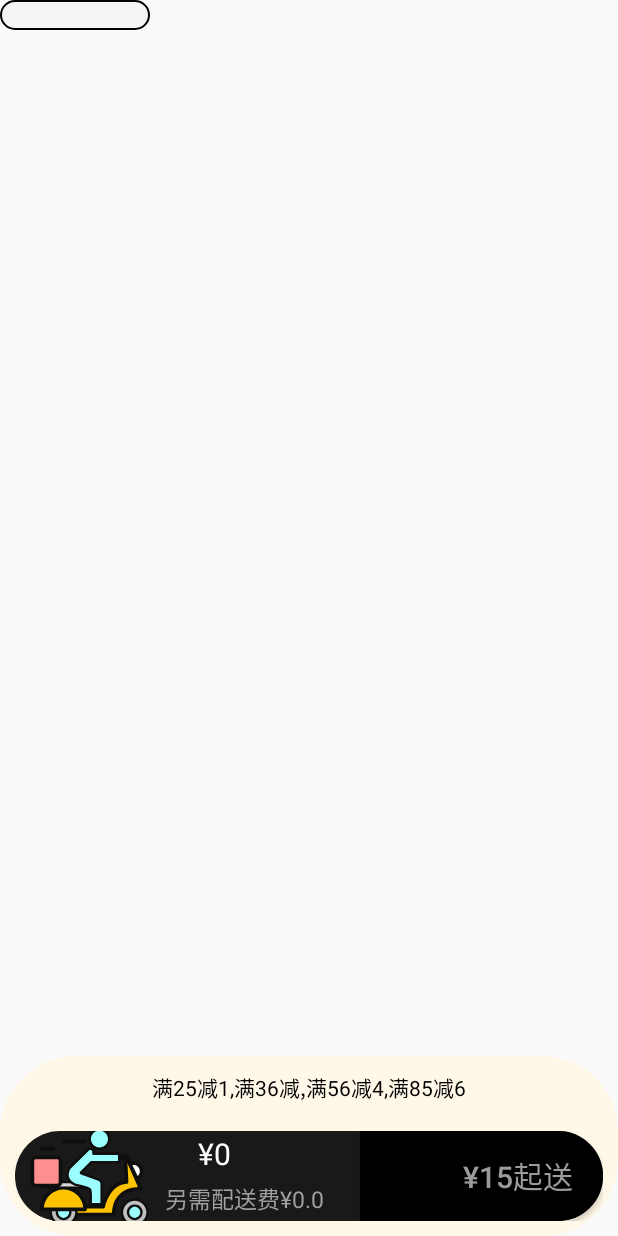
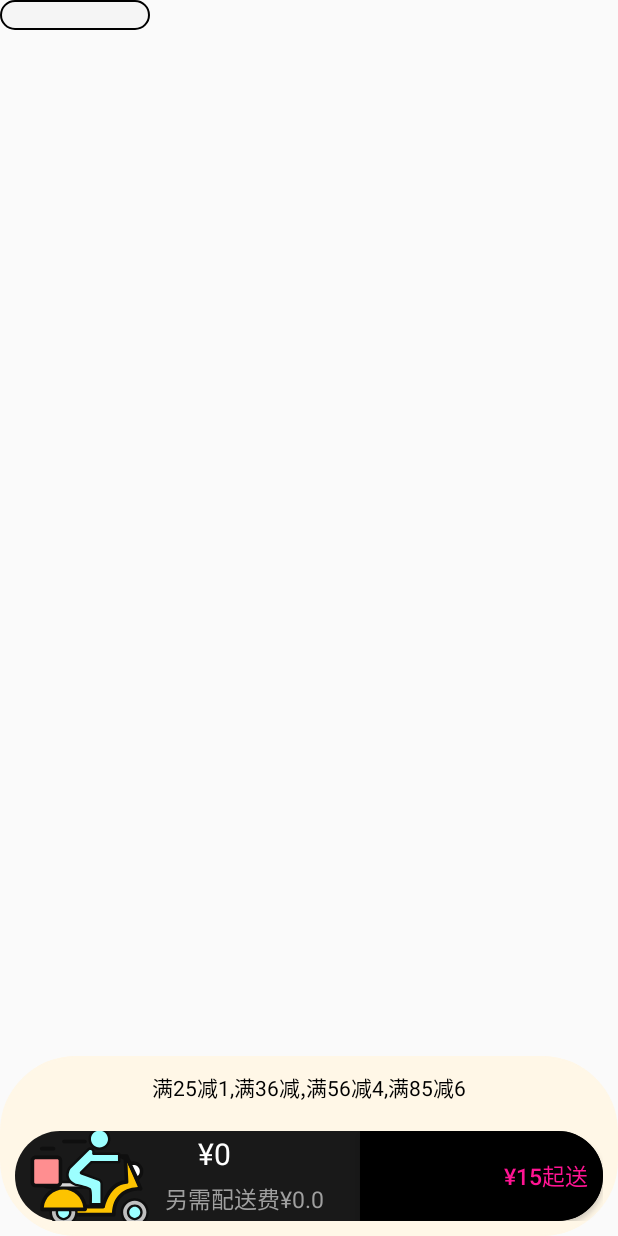
Before and after one commit to pengsuidi/like_meituan, an Android app: the layout menu_fragment.xml on its own in the app's theme, with its tools: preview values and no code run, on a phone screen of 412 x 824 dp. Run offline under Robolectric (Android 15) with nearby library versions, the phone set to English and light mode, and no system bars; Roboto replaces fonts that are not available here.

Commit message:
202012-1 -1

```diff
--- a/app/src/main/java/com/amaker/personalinfo/Activities/ShoppingcarActivity.java
+++ b/app/src/main/java/com/amaker/personalinfo/Activities/ShoppingcarActivity.java
@@ -157,6 +157,7 @@ public class ShoppingcarActivity extends AppCompatActivity {
                 intent.putStringArrayListExtra(Config.FOOD_NAME_LIST,food_name_list);
                 intent.putExtra("sum", sum.toString());
                 intent.putExtra(Config.REQUEST_PARAMETER_SHOP_ID, getIntent().getStringExtra(Config.REQUEST_PARAMETER_SHOP_ID));
+                intent.putExtra(Config.REQUEST_PARAMETER_SHOPNAME, getIntent().getStringExtra(Config.REQUEST_PARAMETER_SHOPNAME));
                 startActivity(intent);
             }
         });
--- a/app/src/main/java/com/amaker/personalinfo/Fragment/menuFragment.java
+++ b/app/src/main/java/com/amaker/personalinfo/Fragment/menuFragment.java
@@ -204,7 +204,7 @@ public class menuFragment extends Fragment implements View.OnClickListener {
         }
     }
 
-    private String get_shopid;
+    private String get_shopid,get_shopname;
     private View view;
 
     public static menuFragment newInstance() {
@@ -249,6 +249,7 @@ public class menuFragment extends Fragment implements View.OnClickListener {
         //获得shopid
         Bundle bundle = getArguments();
         get_shopid = bundle.getString(Config.REQUEST_PARAMETER_SHOP_ID);
+        get_shopname = bundle.getString(Config.REQUEST_PARAMETER_SHOPNAME);
 
 
         //为 RecyclerView 做显示设置
@@ -284,6 +285,7 @@ public class menuFragment extends Fragment implements View.OnClickListener {
                 }
                 intent1.putStringArrayListExtra(Config.FOOD_NAME_LIST, food_name_list);
                 intent1.putExtra(Config.REQUEST_PARAMETER_SHOP_ID, get_shopid);
+                intent1.putExtra(Config.REQUEST_PARAMETER_SHOPNAME, get_shopname);
                 System.out.println("menuFrag list size---------:" + OrderedFoodList.size());
                 getActivity().startActivity(intent1);
                 break;
--- a/app/src/main/java/com/amaker/personalinfo/adapter/HistoryFoodOrdersAdapter.java
+++ b/app/src/main/java/com/amaker/personalinfo/adapter/HistoryFoodOrdersAdapter.java
@@ -49,7 +49,7 @@ public class HistoryFoodOrdersAdapter extends RecyclerView.Adapter<HistoryFoodOr
     @Override
     public void onBindViewHolder(@NonNull final BoughtFoodViewHolder holder, int position) {
         final order_shop orders = datas.get(position);
-        holder.food_price.setText(orders.getFood_price());
+        holder.food_price.setText("¥"+orders.getFood_price());
         System.out.println("user_id:"+orders.getUser_id());
         holder.food_name.setText(orders.getFood_name());
 
--- a/app/src/main/res/layout/menu_fragment.xml
+++ b/app/src/main/res/layout/menu_fragment.xml
@@ -86,10 +86,10 @@
                 android:layout_height="match_parent"
                 android:background="@drawable/right_rounded_black"
                 android:gravity="right|center"
-                android:paddingRight="20dp"
+                android:paddingRight="10dp"
                 android:text="¥15起送"
-                android:textSize="20sp"
-                android:textColor="#9b9b9b" />
+                android:textSize="15sp"
+                android:textColor="#ff1493" />
         </LinearLayout>
     </RelativeLayout>
 
```
Also changed, not shown: app/src/main/java/com/amaker/personalinfo/Activities/PayMoneyActivity.java (+15 -8 lines), app/src/main/java/com/amaker/personalinfo/Fragment_NavigationUI/HistoryOrders/HistoryOrdersFragment.java (+4 -4 lines), app/src/main/java/com/amaker/personalinfo/adapter/order_shop_Adapter.java (+30 -20 lines).
